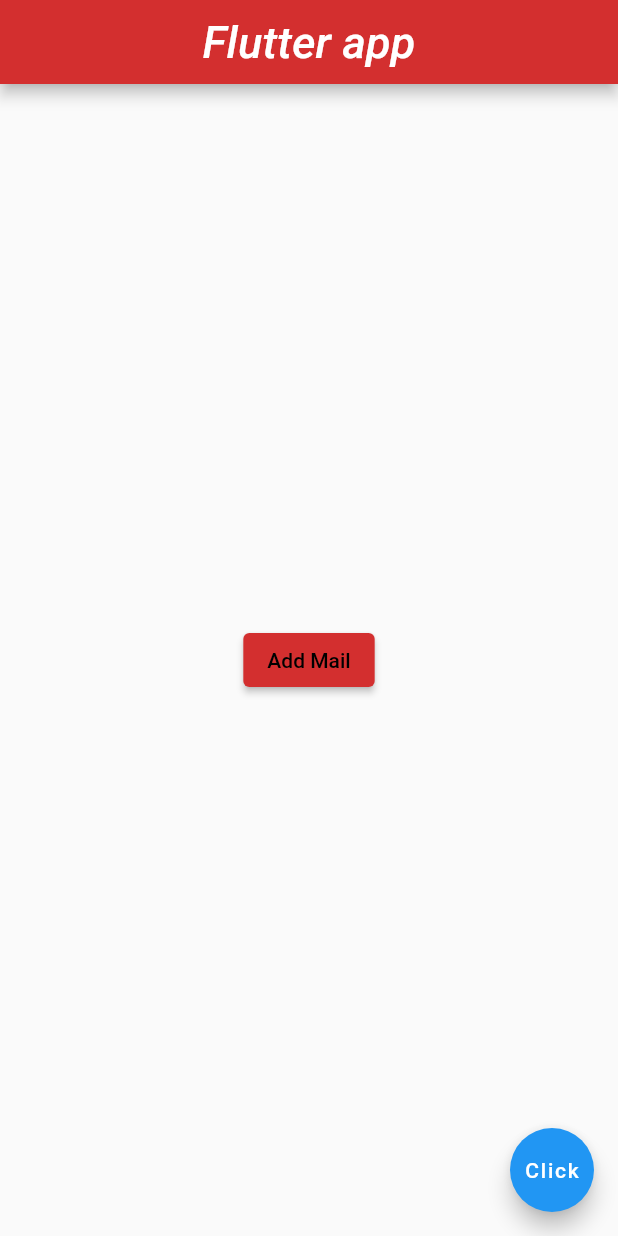
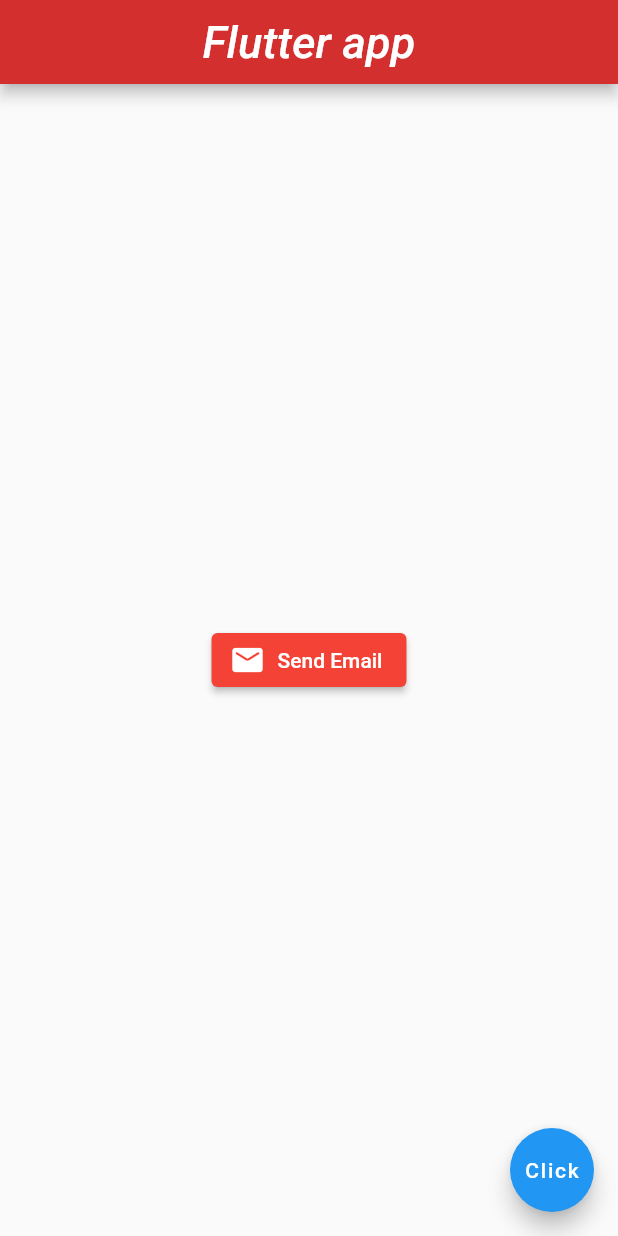
Before and after one commit to gmshimon/Flutter_practise, a Flutter app: the screen it shows after launch, on a phone screen of 412 x 824 dp. Run offline on Flutter 3.47's test engine with Material 2 defaults, Android fonts, the phone set to English and light mode, and no system bars.

Commit message:
elevated icon added

```diff
--- a/lib/main.dart
+++ b/lib/main.dart
@@ -22,13 +22,14 @@ class Home extends StatelessWidget {
         centerTitle: true,
       ),
       body: Center(
-        child: ElevatedButton(
-            onPressed: () {},
-            child: Text("Add Mail"),
-            style: ElevatedButton.styleFrom(
-              primary: Colors.red[700],
-              onPrimary: Colors.black,
-            )),
+        child: ElevatedButton.icon(
+          onPressed: () {},
+          icon: Icon(
+            Icons.mail_rounded,
+          ),
+          label: Text("Send Email"),
+          style: ElevatedButton.styleFrom(primary: Colors.red),
+        ),
       ),
       floatingActionButton: FloatingActionButton(
         onPressed: () {},
```
